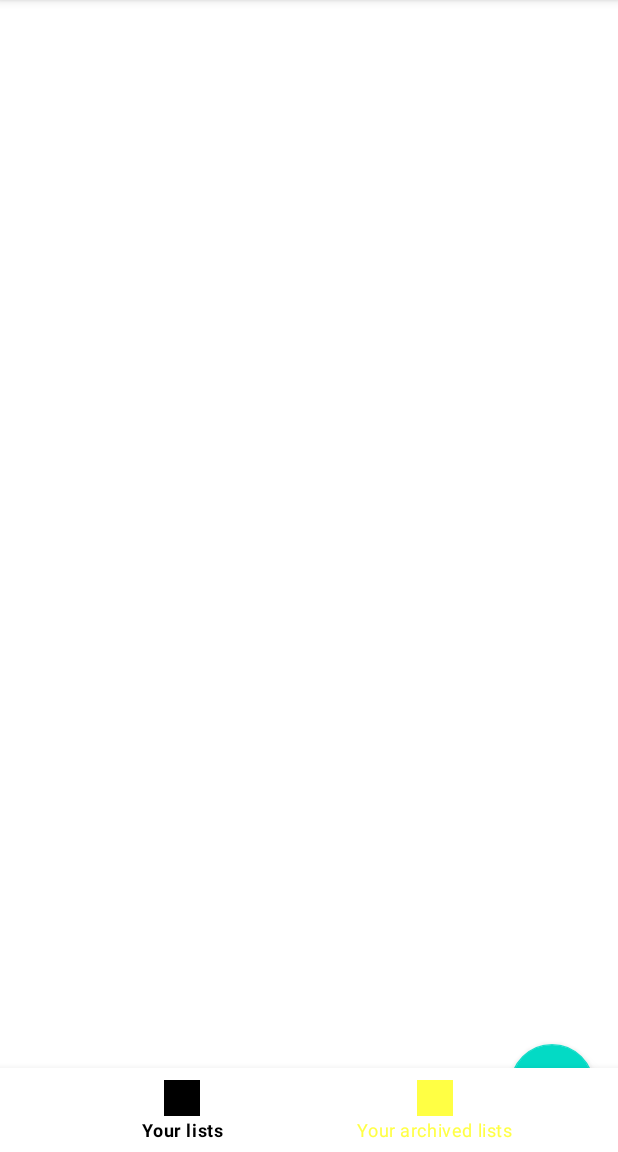
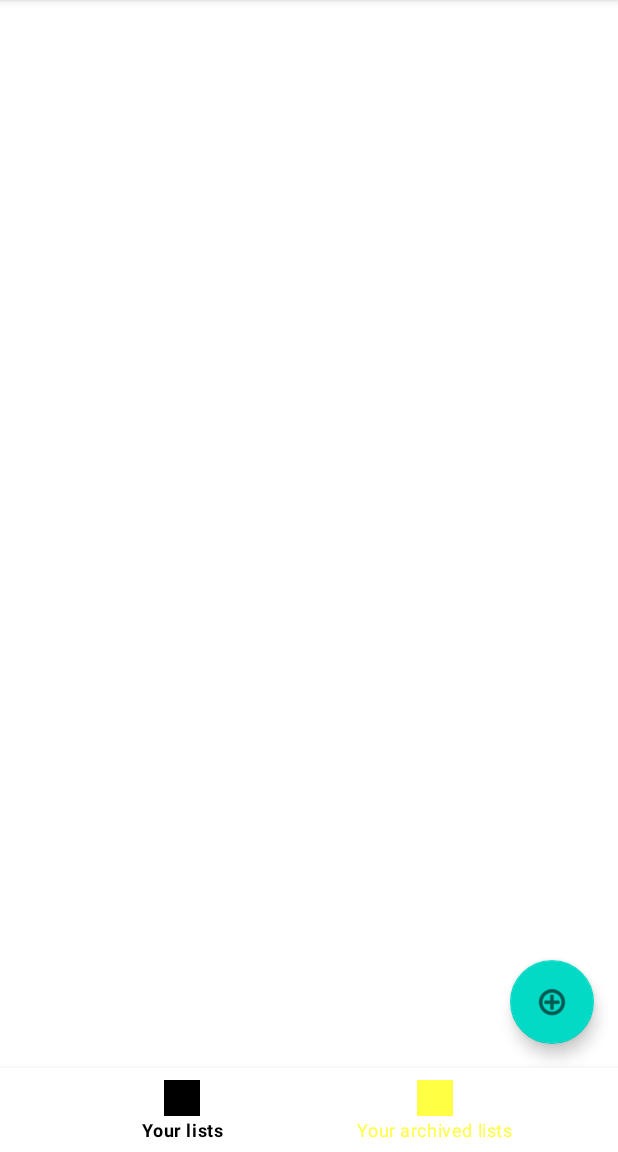
Before and after one commit to KacperKrolikowski/ShoppingListApplication, an Android app: the screen it shows after launch (ShoppingActivity), on a phone screen of 412 x 824 dp, the part 84-1236 px from its top. Run offline under Robolectric (Android 15) with nearby library versions, the phone set to English and light mode, and no system bars; our stand-ins replace Room's generated code, navigation-ui; 2 statements that could not run were skipped.

```diff
--- a/app/src/main/java/com/krolikowski/shoppinglistapplication/data/db/ShoppingItemsDao.kt
+++ b/app/src/main/java/com/krolikowski/shoppinglistapplication/data/db/ShoppingItemsDao.kt
@@ -15,4 +15,5 @@ interface ShoppingItemsDao {
 
     @Query("SELECT * FROM shopping_items")
     fun getAllShoppingItems(): LiveData<List<ShoppingItem>>
+
 }
--- a/app/src/main/java/com/krolikowski/shoppinglistapplication/data/db/ShoppingListsDao.kt
+++ b/app/src/main/java/com/krolikowski/shoppinglistapplication/data/db/ShoppingListsDao.kt
@@ -15,4 +15,10 @@ interface ShoppingListsDao {
 
     @Query("SELECT * FROM shopping_lists")
     fun getAllShoppingLists(): LiveData<List<ShoppingList>>
+
+    @Query("SELECT * FROM shopping_lists WHERE list_archive = 'FALSE'")
+    fun getActiveShoppingLists(): LiveData<List<ShoppingList>>
+
+    @Query("SELECT * FROM shopping_lists WHERE list_archive = 'TRUE'")
+    fun getArchiveShoppingLists(): LiveData<List<ShoppingList>>
 }
--- a/app/src/main/java/com/krolikowski/shoppinglistapplication/data/repositories/ShoppingRepository.kt
+++ b/app/src/main/java/com/krolikowski/shoppinglistapplication/data/repositories/ShoppingRepository.kt
@@ -11,6 +11,8 @@ class ShoppingRepository (
     suspend fun upsert(list: ShoppingList) = db.getShoppingListsDao().upsert(list)
     suspend fun delete(list: ShoppingList) = db.getShoppingListsDao().delete(list)
     fun getAllShoppingLists() = db.getShoppingListsDao().getAllShoppingLists()
+    fun getActiveShoppingLists() = db.getShoppingListsDao().getActiveShoppingLists()
+    fun getArchiveShoppingLists() = db.getShoppingListsDao().getArchiveShoppingLists()
 
     suspend fun upsertItem(item: ShoppingItem) = db.getShoppingItemsDao().upsertItem(item)
     suspend fun deleteItem(item: ShoppingItem) = db.getShoppingItemsDao().deleteItem(item)
--- a/app/src/main/java/com/krolikowski/shoppinglistapplication/ui/fragments/activeShoppingListsFragment.kt
+++ b/app/src/main/java/com/krolikowski/shoppinglistapplication/ui/fragments/activeShoppingListsFragment.kt
@@ -10,6 +10,7 @@ import androidx.recyclerview.widget.LinearLayoutManager
 import com.krolikowski.shoppinglistapplication.R
 import com.krolikowski.shoppinglistapplication.adapters.ShoppingListsAdapter
 import com.krolikowski.shoppinglistapplication.data.db.ShoppingDatabase
+import com.krolikowski.shoppinglistapplication.data.db.entities.ShoppingList
 import com.krolikowski.shoppinglistapplication.data.repositories.ShoppingRepository
 import com.krolikowski.shoppinglistapplication.ui.ShoppingActivity
 import com.krolikowski.shoppinglistapplication.ui.viewmodels.ShoppingViewModel
@@ -39,6 +40,13 @@ class activeShoppingListsFragment: Fragment(R.layout.fragment_active_shopping_li
             adapter.notifyDataSetChanged()
         })
 
+        val list1 = ShoppingList("Lista1", true)
+        val list2 = ShoppingList("Lista2", false)
+
+        fabAddNewShoppingList.setOnClickListener {
+            viewModel.upsert(list1)
+        }
+
     }
 
 
--- a/app/src/main/java/com/krolikowski/shoppinglistapplication/ui/viewmodels/ShoppingViewModel.kt
+++ b/app/src/main/java/com/krolikowski/shoppinglistapplication/ui/viewmodels/ShoppingViewModel.kt
@@ -29,6 +29,9 @@ class ShoppingViewModel(
     }
 
     fun getAllShoppingLists() = repository.getAllShoppingLists()
+    fun getActiveShoppingLists() = repository.getActiveShoppingLists()
+    fun getArchiveShoppingLists() = repository.getArchiveShoppingLists()
+
     fun getAllShoppingItems() = repository.getAllShoppingItems()
 
 }
--- a/app/src/main/res/layout/activity_shopping.xml
+++ b/app/src/main/res/layout/activity_shopping.xml
@@ -6,29 +6,20 @@
     android:layout_height="match_parent"
     tools:context=".ui.ShoppingActivity">
 
-    <FrameLayout
-        android:id="@+id/flFragment"
+    <fragment
+        android:id="@+id/navHostFragment"
+        android:name="androidx.navigation.fragment.NavHostFragment"
         android:layout_width="match_parent"
-        android:layout_height="match_parent"
+        android:layout_height="0dp"
+        app:defaultNavHost="true"
         app:layout_constraintBottom_toTopOf="@+id/bottomNavigationView"
-        app:layout_constraintEnd_toEndOf="parent"
-        app:layout_constraintStart_toStartOf="parent"
-        app:layout_constraintTop_toBottomOf="parent">
-
-        <fragment
-            android:id="@+id/navHostFragment"
-            android:name="androidx.navigation.fragment.NavHostFragment"
-            android:layout_width="match_parent"
-            android:layout_height="match_parent"
-            app:defaultNavHost="true"
-            app:navGraph="@navigation/nav_graph" />
-
-    </FrameLayout>
+        app:layout_constraintTop_toTopOf="parent"
+        app:navGraph="@navigation/nav_graph" />
 
     <com.google.android.material.bottomnavigation.BottomNavigationView
         android:id="@+id/bottomNavigationView"
         android:layout_width="match_parent"
-        android:layout_height="56dp"
+        android:layout_height="wrap_content"
         app:itemIconTint="@drawable/bottom_nav_selector"
         app:itemTextColor="@drawable/bottom_nav_selector"
         app:layout_constraintBottom_toBottomOf="parent"
--- a/app/src/main/res/layout/fragment_active_shopping_lists.xml
+++ b/app/src/main/res/layout/fragment_active_shopping_lists.xml
@@ -16,7 +16,7 @@
         app:layout_constraintTop_toTopOf="parent" />
 
     <com.google.android.material.floatingactionbutton.FloatingActionButton
-        android:id="@+id/floatingActionButton"
+        android:id="@+id/fabAddNewShoppingList"
         android:layout_width="wrap_content"
         android:layout_height="wrap_content"
         android:layout_marginEnd="16dp"
```
Also changed, not shown: app/src/main/res/layout/fragmeny_archived_shopping_lists.xml (+11 -0 lines).
